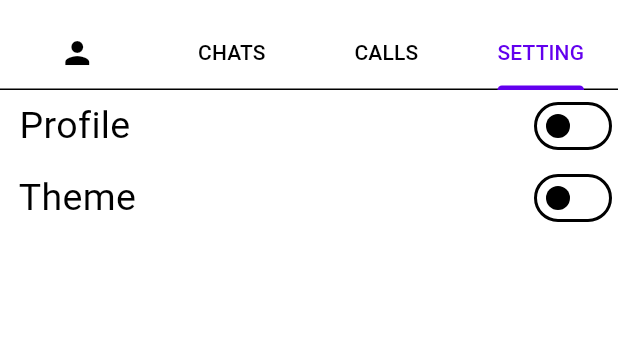
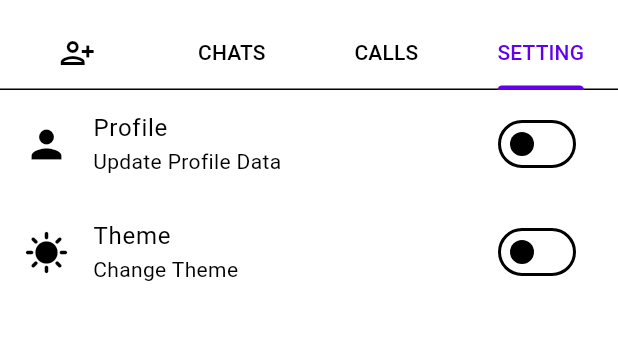
Before and after one commit to AishwaryaBaisane/adwance_ui, a Flutter app: the screen it shows after launch, tab 4 chosen, on a phone screen of 412 x 824 dp, the part 66-406 px from its top. Run offline on Flutter 3.47's test engine with Material 3 defaults, Android fonts, the light colour scheme and no system bars; our stand-ins replace get, image_picker, sqflite; accounts and stored records are empty; network calls fail.

Commit message:
14-10-2024

```diff
--- a/lib/Screens/Day 1/Home_Page.dart
+++ b/lib/Screens/Day 1/Home_Page.dart
@@ -24,7 +24,10 @@ class HomePage extends StatelessWidget {
       length: 4,
       child: Scaffold(
           appBar: AppBar(
-              title: const Text('Platform Convertor ',style: TextStyle(fontWeight: FontWeight.w700),),
+              title: const Text(
+                'Platform Convertor ',
+                style: TextStyle(fontWeight: FontWeight.w700),
+              ),
               actions: [
                 Obx(
                   () => Switch(
@@ -38,7 +41,7 @@ class HomePage extends StatelessWidget {
               ],
               bottom: const TabBar(tabs: [
                 Tab(
-                  icon: Icon(Icons.person),
+                  icon: Icon(Icons.person_add_alt),
                 ),
                 Tab(
                   text: 'CHATS',
@@ -124,7 +127,7 @@ class HomePage extends StatelessWidget {
                               ))!;
                             },
                             child: Padding(
-                              padding: const  EdgeInsets.only(right: 10),
+                              padding: const EdgeInsets.only(right: 10),
                               child: const Icon(
                                 Icons.calendar_today,
                               ),
@@ -759,16 +762,17 @@ class HomePage extends StatelessWidget {
                       ),
                   itemCount: chatController.DataList.length),
             ),
-            Obx(() => Column(
+            Obx(
+              () => Column(
                 children: [
-                Row(
-                  mainAxisAlignment: MainAxisAlignment.spaceBetween,
-                  children: [
-                    Text(
-                      '  Profile',
-                      style: TextStyle(fontSize: 25),
+                  ListTile(
+                    leading: Icon(
+                      Icons.person,
+                      size: 30,
                     ),
-                    Obx(
+                    title: Text('Profile'),
+                    subtitle: Text('Update Profile Data'),
+                    trailing: Obx(
                       () => Switch(
                         // onFocusChange: v,
                         value: pr.value,
@@ -776,10 +780,12 @@ class HomePage extends StatelessWidget {
                           pr.value = !pr.value;
                         },
                       ),
-                    )
-                  ],
                     ),
-                (pr.value)?Column(
+                  ),
+                  (pr.value)
+                      ? Container(
+                    width: width * 0.5,
+                    child: Column(
                       children: [
                         GestureDetector(
                           onTap: () async {
@@ -792,12 +798,13 @@ class HomePage extends StatelessWidget {
                             // print(fileImage);
                             chatController.getImg1(fileImage);
                           },
-                      child:CircleAvatar(
+                          child: CircleAvatar(
                             radius: 70,
                             backgroundImage: (chatController.ImgPath1 != null)
                                 ? FileImage(chatController.ImgPath1!.value)
                                 : NetworkImage(chatController.dummyImage.value),
-                      ),),
+                          ),
+                        ),
                         SizedBox(
                           width: width * 0.5,
                           child: TextField(
@@ -820,18 +827,33 @@ class HomePage extends StatelessWidget {
                                     : '${chatController.bio.text}'),
                           ),
                         ),
-                  ],
-                ):Column(
-                  children: [],
-                ),
+                        SizedBox(height: height * 0.03,),
                         Row(
                           mainAxisAlignment: MainAxisAlignment.spaceBetween,
                           children: [
-                    Text(
-                      '  Theme',
-                      style: TextStyle(fontSize: 25),
+                            TextButton(onPressed: () {}, child: Text('Save')),
+                            TextButton(
+                                onPressed: () {
+                                  chatController.bio.clear();
+                                  chatController.name.clear();
+                                },
+                                child: Text('Clear'))
+                          ],
+                        )
+                      ],
                     ),
-                    Obx(
+                  )
+                      : Column(
+                          children: [],
+                        ),
+                  ListTile(
+                    leading: Icon(
+                      Icons.sunny,
+                      size: 30,
+                    ),
+                    title: Text('Theme'),
+                    subtitle: Text('Change Theme'),
+                    trailing: Obx(
                       () => Switch(
                         // onFocusChange: v,
                         value: theme1.value,
@@ -839,11 +861,11 @@ class HomePage extends StatelessWidget {
                           theme1.value = !theme1.value;
                         },
                       ),
-                    )
+                    ),
+                  ),
                 ],
               ),
-              ],
-            ),)
+            )
           ])),
     ));
 
```
Also changed, not shown: lib/Screens/Day 1/Home_Page1.dart (+32 -6 lines), lib/Utils/global.dart (+55 -39 lines). Lines whose indentation alone changed are shown as unchanged.
